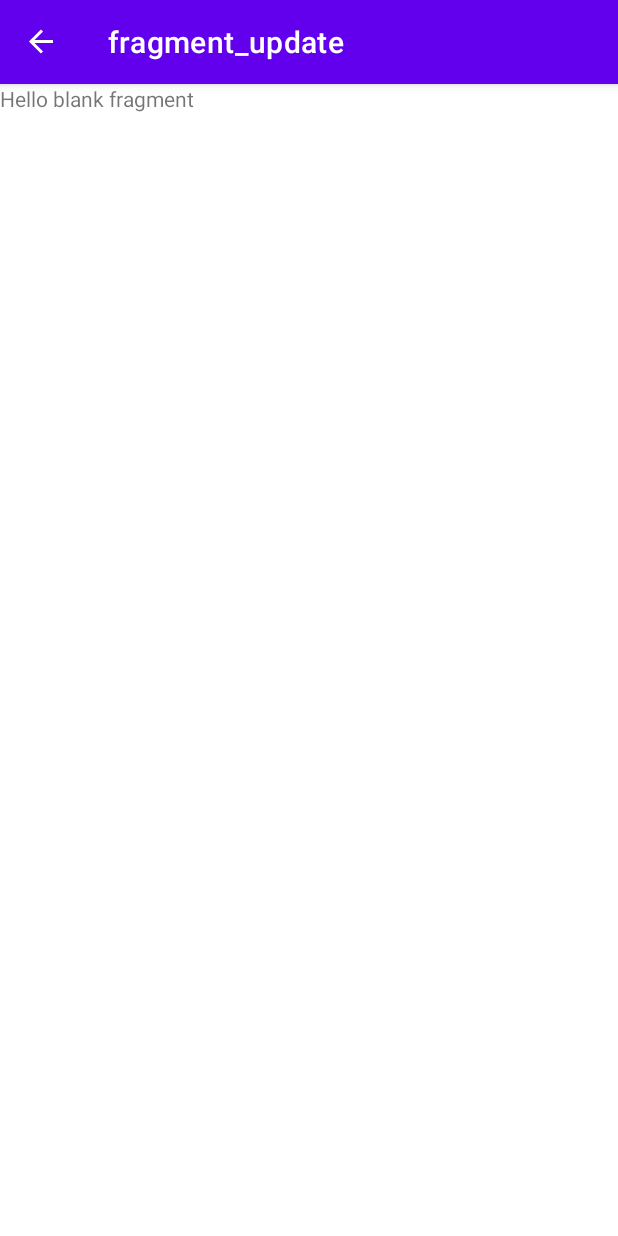
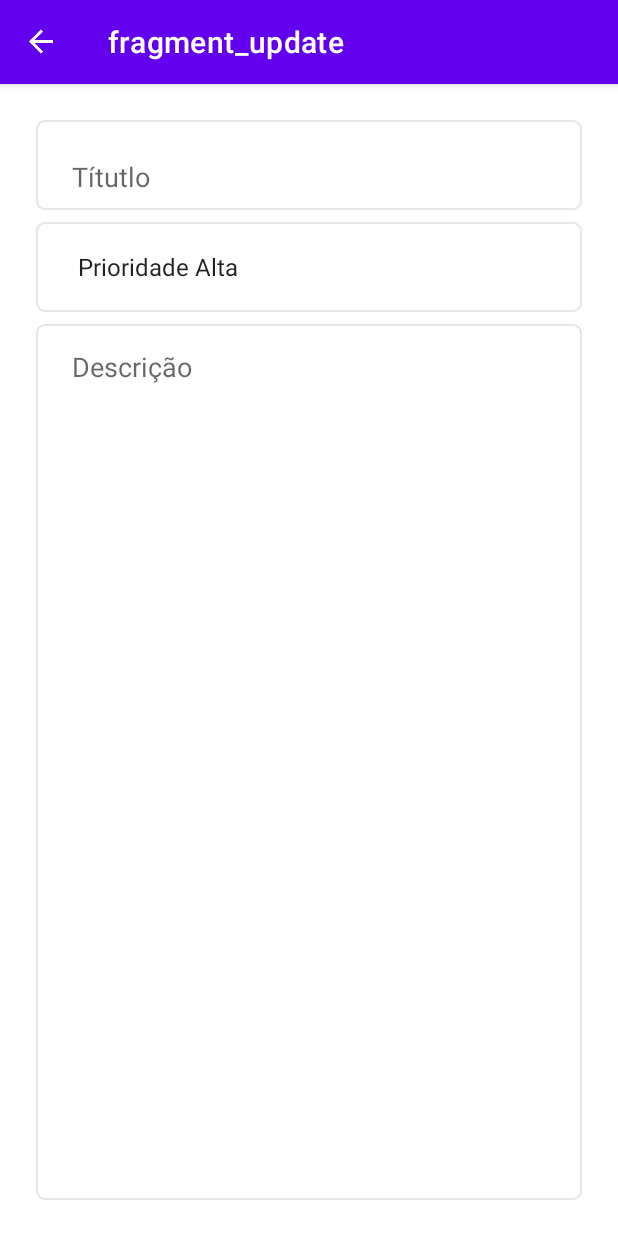
Before and after one commit to mauriciobenigno/TodoApp_Clean_Archtecture, an Android app: the UpdateFragment screen opened through its navigation route, on a phone screen of 412 x 824 dp. Run offline under Robolectric (Android 15) with nearby library versions, the phone set to English and light mode, and no system bars; our stand-ins replace navigation-ui.

Commit message:
implement elements in add and update fragments

```diff
--- a/app/src/main/java/com/mauriciobenigno/todoapp/fragments/list/ListFragment.kt
+++ b/app/src/main/java/com/mauriciobenigno/todoapp/fragments/list/ListFragment.kt
@@ -23,6 +23,10 @@ class ListFragment : Fragment() {
             findNavController().navigate(R.id.action_listFragment_to_addFragment)
         }
 
+        binding.rootLayout.setOnClickListener {
+            findNavController().navigate(R.id.action_listFragment_to_updateFragment)
+        }
+
         return binding.root
     }
 
--- /dev/null
+++ b/app/src/main/res/drawable/custom_input.xml
@@ -0,0 +1,20 @@
+<?xml version="1.0" encoding="utf-8"?>
+<selector xmlns:android="http://schemas.android.com/apk/res/android">
+
+    <item android:state_enabled="true" android:state_focused="true">
+        <shape android:shape="rectangle">
+            <solid android:color="@color/white"/>
+            <stroke android:width="1dp" android:color="@color/colorPrimary"/>
+            <corners android:radius="5dp"/>
+        </shape>
+    </item>
+
+    <item android:state_enabled="true" >
+        <shape android:shape="rectangle">
+            <solid android:color="@color/white"/>
+            <stroke android:width="1dp" android:color="@color/lightGray"/>
+            <corners android:radius="5dp"/>
+        </shape>
+    </item>
+
+</selector>
--- a/app/src/main/res/layout/fragment_list.xml
+++ b/app/src/main/res/layout/fragment_list.xml
@@ -4,6 +4,7 @@
     xmlns:tools="http://schemas.android.com/tools"
     android:layout_width="match_parent"
     android:layout_height="match_parent"
+    android:id="@+id/rootLayout"
     tools:context=".fragments.list.ListFragment">
 
 
--- a/app/src/main/res/layout/fragment_update.xml
+++ b/app/src/main/res/layout/fragment_update.xml
@@ -1,14 +1,58 @@
 <?xml version="1.0" encoding="utf-8"?>
-<FrameLayout xmlns:android="http://schemas.android.com/apk/res/android"
+<androidx.constraintlayout.widget.ConstraintLayout xmlns:android="http://schemas.android.com/apk/res/android"
     xmlns:tools="http://schemas.android.com/tools"
     android:layout_width="match_parent"
     android:layout_height="match_parent"
+    android:padding="24dp"
+    xmlns:app="http://schemas.android.com/apk/res-auto"
     tools:context=".fragments.update.UpdateFragment">
 
-    <!-- TODO: Update blank fragment layout -->
-    <TextView
-        android:layout_width="match_parent"
-        android:layout_height="match_parent"
-        android:text="@string/hello_blank_fragment" />
+    <EditText
+        android:id="@+id/edt_update_titulo"
+        android:layout_width="0dp"
+        android:layout_height="60dp"
+        android:background="@drawable/custom_input"
+        android:ems="10"
+        android:hint="@string/txt_add_titulo"
+        android:inputType="textPersonName"
+        android:paddingStart="24dp"
+        android:paddingTop="16dp"
+        android:paddingEnd="24dp"
+        app:layout_constraintHorizontal_bias="0.5"
+        app:layout_constraintEnd_toEndOf="parent"
+        app:layout_constraintStart_toStartOf="parent"
+        app:layout_constraintTop_toTopOf="parent" />
 
-</FrameLayout>
+    <Spinner
+        android:id="@+id/spn_update_prioridade"
+        android:layout_width="0dp"
+        android:layout_height="60dp"
+        android:layout_marginTop="8dp"
+        android:background="@drawable/custom_input"
+        android:entries="@array/prioridades"
+        android:paddingStart="20dp"
+        android:paddingEnd="20dp"
+        app:layout_constraintEnd_toEndOf="parent"
+        app:layout_constraintHorizontal_bias="0.5"
+        app:layout_constraintStart_toStartOf="parent"
+        app:layout_constraintTop_toBottomOf="@+id/edt_update_titulo" />
+
+    <EditText
+        android:id="@+id/edt_update_descricao"
+        android:layout_width="0dp"
+        android:layout_height="0dp"
+        android:layout_marginTop="8dp"
+        android:background="@drawable/custom_input"
+        android:ems="10"
+        android:gravity="start|top"
+        android:paddingStart="24dp"
+        android:paddingTop="16dp"
+        android:paddingEnd="24dp"
+        android:hint="@string/txt_add_descricao"
+        app:layout_constraintBottom_toBottomOf="parent"
+        app:layout_constraintEnd_toEndOf="parent"
+        app:layout_constraintHorizontal_bias="0.5"
+        app:layout_constraintStart_toStartOf="parent"
+        app:layout_constraintTop_toBottomOf="@+id/spn_update_prioridade" />
+
+</androidx.constraintlayout.widget.ConstraintLayout>
--- a/app/src/main/res/navigation/nav_graph.xml
+++ b/app/src/main/res/navigation/nav_graph.xml
@@ -8,7 +8,7 @@
     <fragment
         android:id="@+id/listFragment"
         android:name="com.mauriciobenigno.todoapp.fragments.list.ListFragment"
-        android:label="fragment_list"
+        android:label="ToDo List"
         tools:layout="@layout/fragment_list" >
         <action
             android:id="@+id/action_listFragment_to_addFragment"
@@ -20,7 +20,7 @@
     <fragment
         android:id="@+id/addFragment"
         android:name="com.mauriciobenigno.todoapp.fragments.add.AddFragment"
-        android:label="fragment_add"
+        android:label="Adicionar ToDo"
         tools:layout="@layout/fragment_add" >
         <action
             android:id="@+id/action_addFragment_to_listFragment"
--- /dev/null
+++ b/app/src/main/res/values/array_prioridades.xml
@@ -0,0 +1,8 @@
+<?xml version="1.0" encoding="utf-8"?>
+<resources>
+    <string-array name="prioridades">
+        <item>Prioridade Alta</item>
+        <item>Prioridade Média</item>
+        <item>Prioridade Baixa</item>
+    </string-array>
+</resources>
--- a/app/src/main/res/values/strings.xml
+++ b/app/src/main/res/values/strings.xml
@@ -2,4 +2,6 @@
     <string name="app_name">TodoApp</string>
     <!-- TODO: Remove or change this placeholder text -->
     <string name="hello_blank_fragment">Hello blank fragment</string>
+    <string name="txt_add_titulo">Títutlo</string>
+    <string name="txt_add_descricao">Descrição</string>
 </resources>
```
Also changed, not shown: app/src/main/res/layout/fragment_add.xml (+50 -7 lines).
